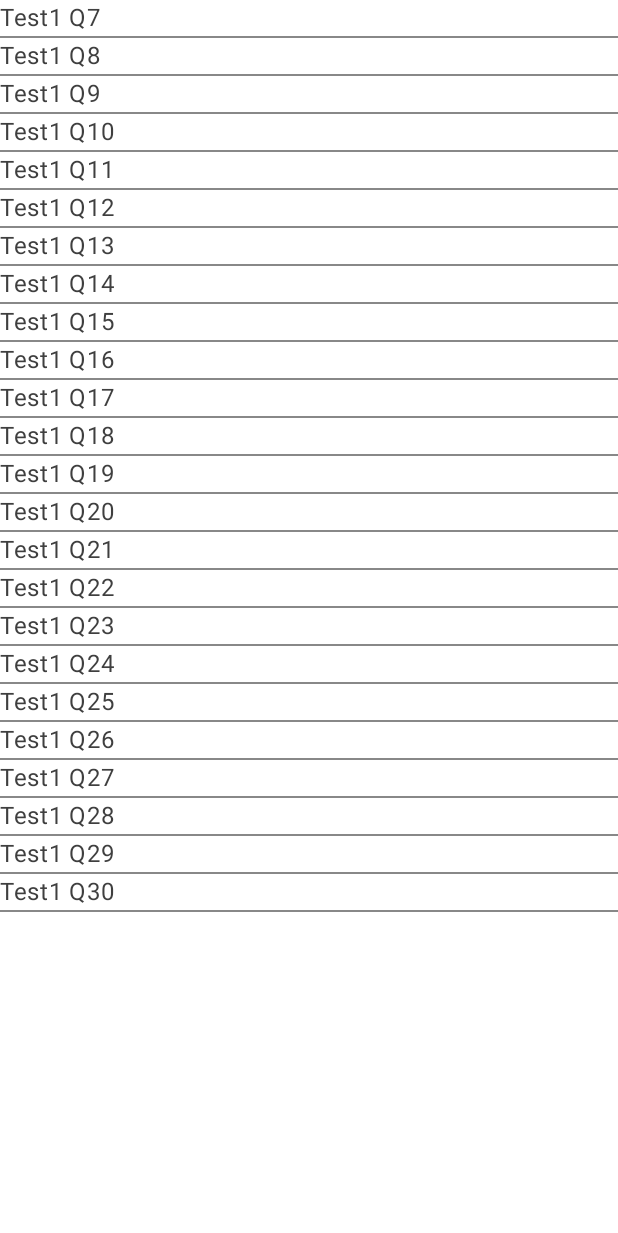
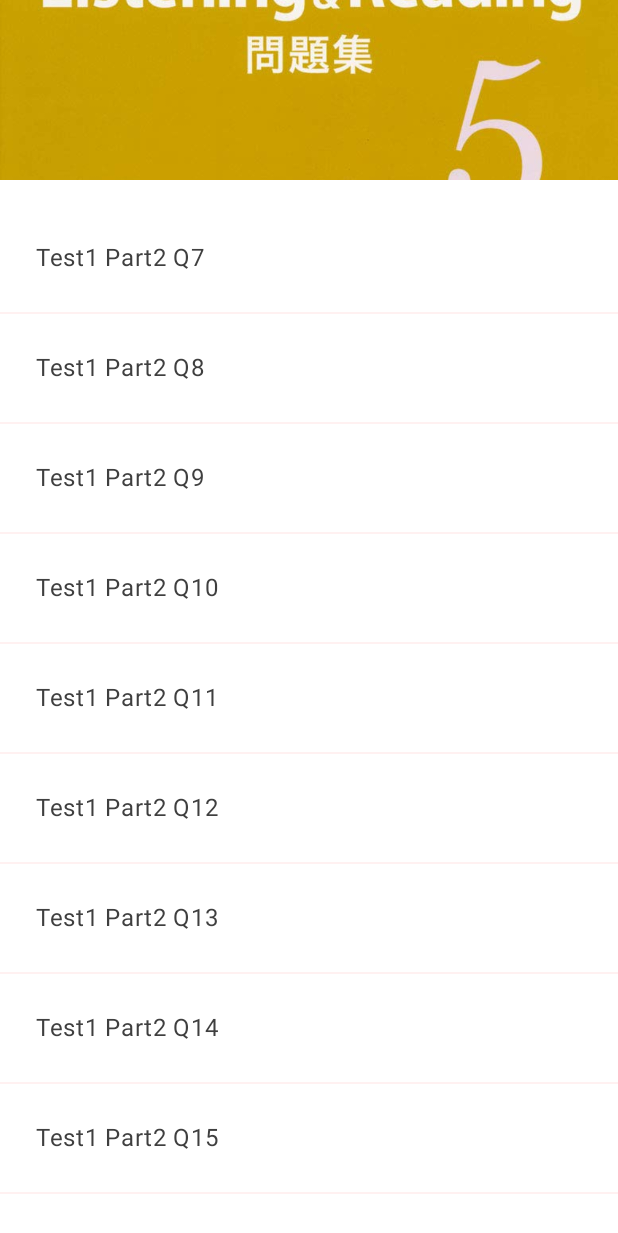
Before and after one commit to yoshida0261/Toeic5, an Android app built with Jetpack Compose: the composable MyApp shown on its own in the app's theme, on a phone screen of 412 x 824 dp. Shown: the top 1233 px of the screen. Run offline under Robolectric (Android 15) with nearby library versions, the phone set to English and light mode, and no system bars.

Commit message:
list完成

```diff
--- a/app/src/main/java/com/stah/toeic5/MainActivity.kt
+++ b/app/src/main/java/com/stah/toeic5/MainActivity.kt
@@ -1,27 +1,22 @@
 package com.stah.toeic5
 
 import android.content.Context
-import android.media.MediaPlayer
 import android.os.Bundle
-import android.view.LayoutInflater
 import androidx.activity.compose.setContent
 import androidx.appcompat.app.AppCompatActivity
-import androidx.compose.foundation.background
-import androidx.compose.foundation.layout.Column
-import androidx.compose.foundation.layout.PaddingValues
-import androidx.compose.foundation.layout.padding
-import androidx.compose.foundation.layout.size
+import androidx.compose.foundation.Image
+import androidx.compose.foundation.layout.*
 import androidx.compose.foundation.lazy.LazyColumn
 import androidx.compose.foundation.lazy.items
-import androidx.compose.foundation.rememberScrollState
-import androidx.compose.foundation.verticalScroll
-import androidx.compose.material.*
+import androidx.compose.material.Divider
+import androidx.compose.material.Text
 import androidx.compose.runtime.Composable
+import androidx.compose.ui.Alignment
 import androidx.compose.ui.Modifier
-import androidx.compose.ui.graphics.Color
+import androidx.compose.ui.layout.ContentScale
+import androidx.compose.ui.res.painterResource
 import androidx.compose.ui.unit.dp
-import androidx.databinding.DataBindingUtil
-import com.stah.toeic5.databinding.ActivityMainBinding
+import com.stah.toeic5.ui.theme.pink100
 
 class MainActivity : AppCompatActivity() {
     override fun onCreate(savedInstanceState: Bundle?) {
@@ -36,24 +31,37 @@ class MainActivity : AppCompatActivity() {
 
 @Composable
 fun MyApp(context: Context) {
+    Part2Screen()
+}
 
+@Composable
+fun Part2Screen(names: List<String> = List(25) { "Test1 Part2 Q${(7 + it)}" }) {
     Column() {
-
-        repeat(24){
-            Text(text = "Test1 Q${(7+it).toString()}" )
-            Divider(color = Color.Gray)
+        Column(
+            modifier = Modifier.fillMaxWidth(),
+            horizontalAlignment = Alignment.CenterHorizontally
+        ) {
+            Image(
+                painter = painterResource(id = R.drawable.toeic5), contentDescription = null,
+                modifier = Modifier.height(120.dp),
+                contentScale = ContentScale.Crop,
+            )
+        }
+        Column(modifier = Modifier.fillMaxHeight()) {
+            Spacer(Modifier.height(16.dp))
+            Column() {
+                NameList(names = names)
+            }
         }
     }
-    /*
-    Surface() {
-        Button(onClick = {
-            var mediaPlayer: MediaPlayer? = MediaPlayer.create(context, R.raw.t1pt2q7)
-            mediaPlayer?.start() // no need to call prepare(); create() does that for you
-        }) {
-            Text(text = "Play on Compose")
+}
+
+@Composable
+fun NameList(names: List<String>, modifier: Modifier = Modifier) {
+    LazyColumn(modifier = modifier) {
+        items(items = names) { name ->
+            Text(modifier = Modifier.padding(24.dp), text = name)
+            Divider(color = pink100)
         }
-
     }
-
-     */
 }
```
Also changed, not shown: app/src/main/res/drawable/toeic5.jpeg (added).
